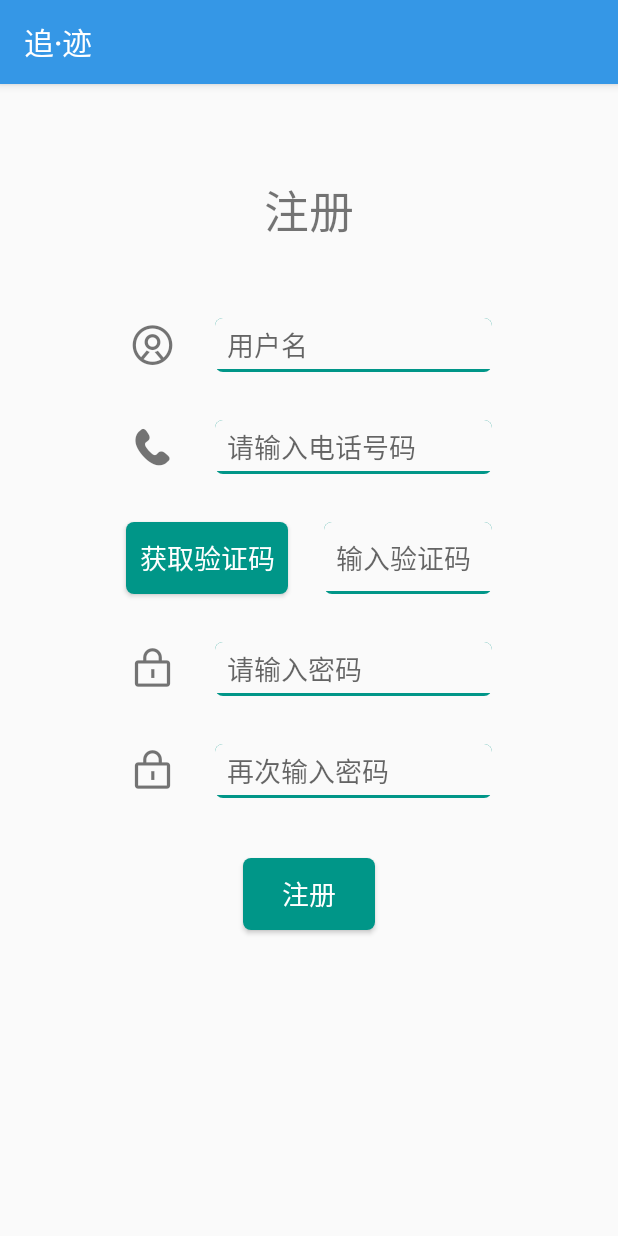
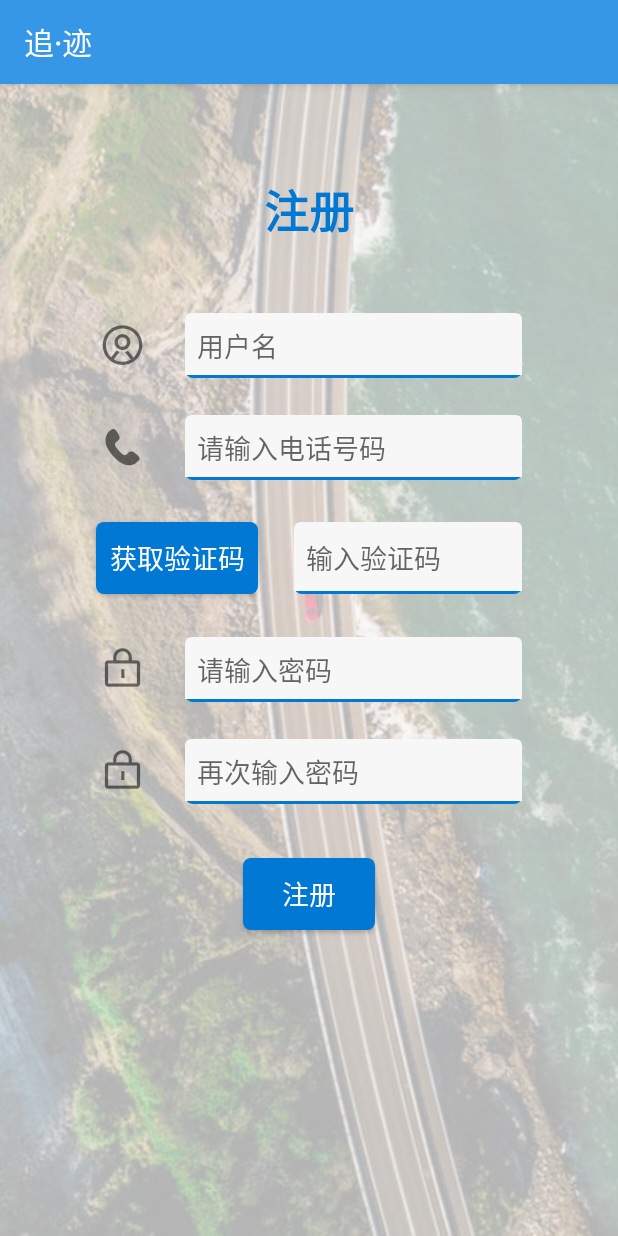
Before and after one commit to NullNu11/load_track, an Android app: the RegisterActivity screen opened directly, with no data from a screen before it, on a phone screen of 412 x 824 dp. Run offline under Robolectric (Android 15) with nearby library versions, the phone set to English and light mode, and no system bars.

Commit message:
更新背景和主题色

```diff
--- a/app/src/main/res/drawable/edit_cursor_color.xml
+++ b/app/src/main/res/drawable/edit_cursor_color.xml
@@ -4,6 +4,6 @@
 
     <size android:width="2dp" />
 
-    <solid android:color="#009688" />
+    <solid android:color="#0078D4" />
 
 </shape>
--- a/app/src/main/res/drawable/edit_underline_color.xml
+++ b/app/src/main/res/drawable/edit_underline_color.xml
@@ -4,21 +4,21 @@
     <item>
         <shape android:shape="rectangle" >
             <gradient
-                android:endColor="#009688"
-                android:startColor="#009688" />
+                android:endColor="#0078D4"
+                android:startColor="#0078D4" />
             <corners android:radius="5dp"></corners>
         </shape>
     </item>
     <item android:bottom="2dp">
         <shape android:shape="rectangle" >
             <gradient
-                android:endColor="#fafafa"
-                android:startColor="#fafafa" />
+                android:endColor="#f7f7f7"
+                android:startColor="#f7f7f7" />
             <corners
                 android:bottomLeftRadius="0dp"
                 android:bottomRightRadius="0dp"
-                android:topLeftRadius="5dp"
-                android:topRightRadius="5dp"></corners>
+                android:topLeftRadius="4dp"
+                android:topRightRadius="4dp"></corners>
         </shape>
     </item>
 
--- a/app/src/main/res/drawable/fillet_rectangle.xml
+++ b/app/src/main/res/drawable/fillet_rectangle.xml
@@ -2,7 +2,7 @@
     xmlns:android="http://schemas.android.com/apk/res/android"
     android:shape="rectangle">
     <!-- 填充的颜色 -->
-    <solid android:color="#009688" />
+    <solid android:color="#0078D4" />
     <!-- 设置按钮的四个角为弧形 -->
     <!-- android:radius 弧形的半径 -->
     <corners android:radius="5dip" />
--- a/app/src/main/res/layout/activity_register.xml
+++ b/app/src/main/res/layout/activity_register.xml
@@ -4,7 +4,23 @@
     xmlns:tools="http://schemas.android.com/tools"
     android:layout_width="match_parent"
     android:layout_height="match_parent"
+    android:background="#f7f7f7"
     tools:context=".Activity.RegisterActivity">
+
+    <ImageView
+        android:id="@+id/imageView"
+        android:layout_width="0dp"
+        android:layout_height="0dp"
+        android:adjustViewBounds="false"
+        android:alpha="0.3"
+        android:scaleType="centerCrop"
+        android:verticalScrollbarPosition="defaultPosition"
+        app:layout_constraintBottom_toBottomOf="parent"
+        app:layout_constraintEnd_toEndOf="parent"
+        app:layout_constraintStart_toStartOf="parent"
+        app:layout_constraintTop_toTopOf="parent"
+        app:srcCompat="@drawable/backg"
+        tools:srcCompat="@drawable/backg" />
 
 
     <TextView
@@ -14,7 +30,9 @@
         android:layout_marginTop="52dp"
         android:gravity="center"
         android:text="注册"
+        android:textColor="#0078D4"
         android:textSize="30dp"
+        android:textStyle="bold"
         app:layout_constraintEnd_toEndOf="parent"
         app:layout_constraintHorizontal_bias="0.0"
         app:layout_constraintStart_toStartOf="parent"
@@ -24,8 +42,8 @@
         android:id="@+id/fontIconView"
         android:layout_width="wrap_content"
         android:layout_height="wrap_content"
-        android:layout_marginStart="84dp"
-        android:layout_marginLeft="84dp"
+        android:layout_marginStart="64dp"
+        android:layout_marginLeft="64dp"
         android:layout_marginTop="40dp"
         android:text="@string/userbtn"
         android:textSize="35dp"
@@ -35,25 +53,27 @@
     <EditText
         android:id="@+id/user_id"
         android:layout_width="0dp"
-        android:layout_height="0dp"
+        android:layout_height="wrap_content"
         android:layout_marginStart="24dp"
         android:layout_marginLeft="24dp"
-        android:layout_marginEnd="84dp"
-        android:layout_marginRight="84dp"
+        android:layout_marginEnd="64dp"
+        android:layout_marginRight="64dp"
+        android:background="@drawable/edit_underline_color"
         android:gravity="left|center_vertical"
-        android:paddingLeft="8dp"
-        android:paddingRight="8dp"
         android:hint="用户名"
-        android:textCursorDrawable="@drawable/edit_cursor_color"
-        android:background="@drawable/edit_underline_color"
         android:inputType="text"
         android:maxLength="8"
+        android:padding="8dp"
+        android:paddingLeft="8dp"
+        android:paddingTop="8dp"
+        android:paddingRight="8dp"
         android:singleLine="true"
+        android:textCursorDrawable="@drawable/edit_cursor_color"
         app:layout_constraintBottom_toBottomOf="@+id/fontIconView"
         app:layout_constraintEnd_toEndOf="parent"
         app:layout_constraintStart_toEndOf="@+id/fontIconView"
         app:layout_constraintTop_toTopOf="@+id/fontIconView" />
->
+    >
 
     <com.example.myapplication.FontIconView
         android:id="@+id/fontIconView4"
@@ -69,14 +89,16 @@
     <EditText
         android:id="@+id/phoneNum"
         android:layout_width="0dp"
-        android:layout_height="0dp"
+        android:layout_height="wrap_content"
+        android:background="@drawable/edit_underline_color"
         android:hint="请输入电话号码"
+        android:inputType="phone"
+        android:padding="8dp"
         android:paddingLeft="8dp"
+        android:paddingTop="8dp"
         android:paddingRight="8dp"
-        android:inputType="phone"
+        android:singleLine="true"
         android:textCursorDrawable="@drawable/edit_cursor_color"
-        android:singleLine="true"
-        android:background="@drawable/edit_underline_color"
         app:layout_constraintBottom_toBottomOf="@+id/fontIconView4"
         app:layout_constraintEnd_toEndOf="@+id/user_id"
         app:layout_constraintStart_toStartOf="@+id/user_id"
@@ -90,9 +112,9 @@
         android:layout_marginLeft="24dp"
         android:background="@drawable/edit_underline_color"
         android:hint="输入验证码"
+        android:inputType="number"
         android:paddingLeft="8dp"
         android:paddingRight="8dp"
-        android:inputType="number"
         android:textCursorDrawable="@drawable/edit_cursor_color"
         app:layout_constraintBottom_toBottomOf="@+id/button5"
         app:layout_constraintEnd_toEndOf="@+id/phoneNum"
@@ -125,16 +147,18 @@
     <EditText
         android:id="@+id/passwd1"
         android:layout_width="0dp"
-        android:layout_height="0dp"
+        android:layout_height="wrap_content"
+        android:background="@drawable/edit_underline_color"
         android:gravity="left|center_vertical"
         android:hint="请输入密码"
-        android:paddingLeft="8dp"
-        android:paddingRight="8dp"
         android:inputType="textPassword"
         android:maxLength="16"
+        android:padding="8dp"
+        android:paddingLeft="8dp"
+        android:paddingTop="8dp"
+        android:paddingRight="8dp"
         android:singleLine="true"
         android:textCursorDrawable="@drawable/edit_cursor_color"
-        android:background="@drawable/edit_underline_color"
         app:layout_constraintBottom_toBottomOf="@+id/fontIconView2"
         app:layout_constraintEnd_toEndOf="@+id/verif"
         app:layout_constraintStart_toStartOf="@+id/phoneNum"
@@ -153,16 +177,18 @@
     <EditText
         android:id="@+id/passwd2"
         android:layout_width="0dp"
-        android:layout_height="0dp"
+        android:layout_height="wrap_content"
+        android:background="@drawable/edit_underline_color"
         android:gravity="left|center_vertical"
         android:hint="再次输入密码"
         android:inputType="textPassword"
+        android:maxLength="16"
+        android:padding="8dp"
         android:paddingLeft="8dp"
+        android:paddingTop="8dp"
         android:paddingRight="8dp"
-        android:maxLength="16"
         android:singleLine="true"
         android:textCursorDrawable="@drawable/edit_cursor_color"
-        android:background="@drawable/edit_underline_color"
         app:layout_constraintBottom_toBottomOf="@+id/fontIconView3"
         app:layout_constraintEnd_toEndOf="@+id/passwd1"
         app:layout_constraintStart_toStartOf="@+id/passwd1"
```
Also changed, not shown: app/src/main/res/layout/activity_add_car.xml (+20 -0 lines), app/src/main/res/layout/activity_main.xml (+29 -7 lines), app/src/main/res/drawable/backg.jpeg (added).
